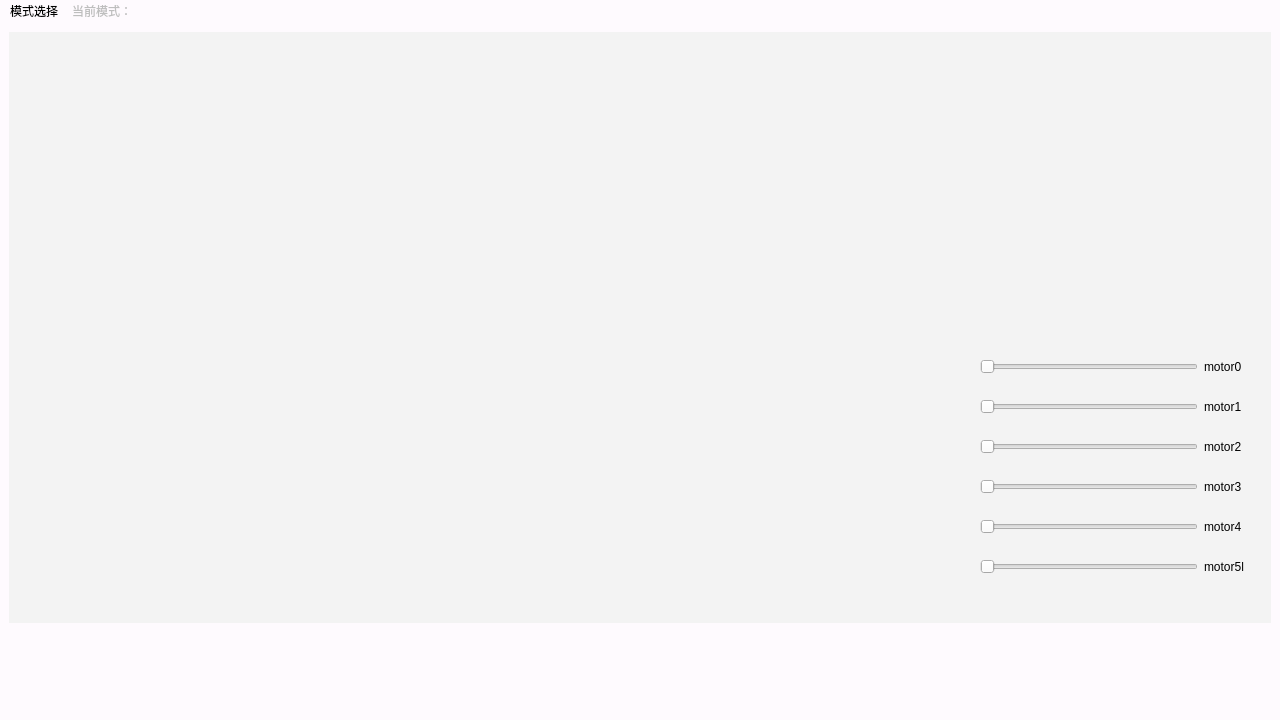
chenhuiYu00/YahBoom_arm_demo, file src/base.ui: the form before one commit.
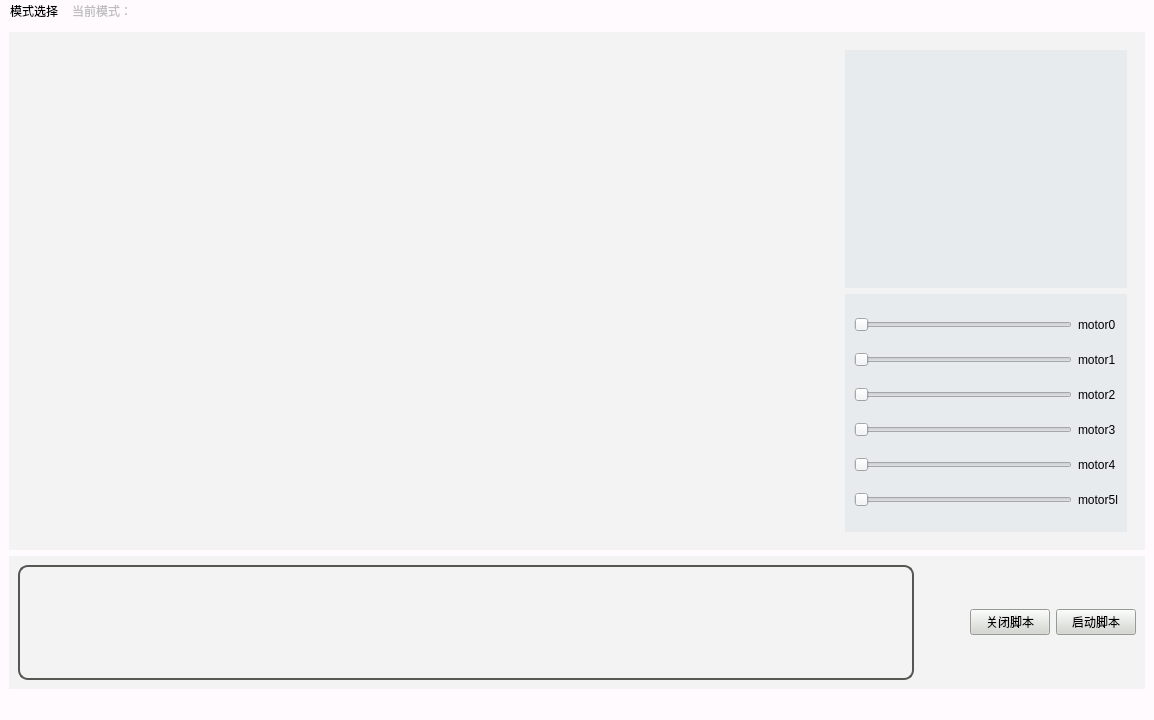
The form after the commit. Custom widgets are drawn as their Qt base class.

Diff of the .ui file:
```diff
--- a/src/base.ui
+++ b/src/base.ui
@@ -6,7 +6,7 @@
    <rect>
     <x>0</x>
     <y>0</y>
-    <width>1280</width>
+    <width>1154</width>
     <height>720</height>
    </rect>
   </property>
@@ -82,14 +82,14 @@
              <enum>Qt::LeftToRight</enum>
             </property>
             <property name="styleSheet">
-             <string notr="true">background:</string>
+             <string notr="true">background:rgb(231, 235, 237)</string>
             </property>
            </widget>
           </item>
           <item>
            <widget class="QWidget" name="widget_steroList" native="true">
             <property name="styleSheet">
-             <string notr="true">background:</string>
+             <string notr="true">background:rgb(231, 235, 237)</string>
             </property>
             <layout class="QGridLayout" name="gridLayout">
              <item row="0" column="0">
@@ -187,27 +187,63 @@
     </item>
     <item>
      <widget class="QWidget" name="widget_down" native="true">
+      <property name="minimumSize">
+       <size>
+        <width>0</width>
+        <height>120</height>
+       </size>
+      </property>
       <property name="maximumSize">
        <size>
         <width>16777215</width>
-        <height>60</height>
+        <height>180</height>
        </size>
       </property>
       <property name="styleSheet">
-       <string notr="true">background:transparent</string>
+       <string notr="true">background:rgb(243, 243, 243)</string>
       </property>
       <layout class="QHBoxLayout" name="horizontalLayout_2">
        <item>
-        <widget class="QWidget" name="widget_8" native="true">
+        <widget class="QTextBrowser" name="textBrowser_PyOut">
          <property name="styleSheet">
-          <string notr="true"> background-color: </string>
+          <string notr="true">border:2px solid rgb(85, 87, 83);
+border-radius:10px;</string>
          </property>
         </widget>
        </item>
        <item>
-        <widget class="QWidget" name="widget_5" native="true">
+        <spacer name="horizontalSpacer">
+         <property name="orientation">
+          <enum>Qt::Horizontal</enum>
+         </property>
+         <property name="sizeType">
+          <enum>QSizePolicy::Maximum</enum>
+         </property>
+         <property name="sizeHint" stdset="0">
+          <size>
+           <width>50</width>
+           <height>20</height>
+          </size>
+         </property>
+        </spacer>
+       </item>
+       <item>
+        <widget class="QPushButton" name="pushButton_closePy">
          <property name="styleSheet">
-          <string notr="true"> background-color: </string>
+          <string notr="true">background:rgb(211, 215, 207)</string>
+         </property>
+         <property name="text">
+          <string>关闭脚本</string>
+         </property>
+        </widget>
+       </item>
+       <item>
+        <widget class="QPushButton" name="pushButton_startPy">
+         <property name="styleSheet">
+          <string notr="true">background:rgb(211, 215, 207)</string>
+         </property>
+         <property name="text">
+          <string>启动脚本</string>
          </property>
         </widget>
        </item>
@@ -221,7 +257,7 @@
     <rect>
      <x>0</x>
      <y>0</y>
-     <width>1280</width>
+     <width>1154</width>
      <height>28</height>
     </rect>
    </property>
```
Left out of the diff: 2 changed lines with no effect on the pictures.
